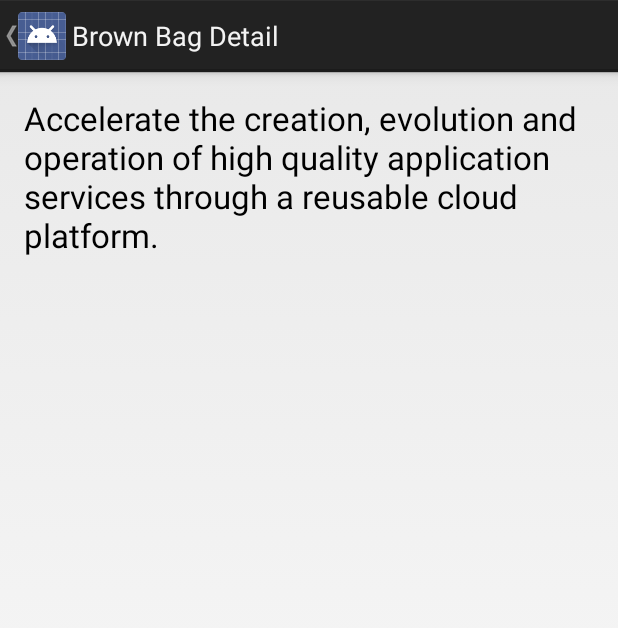
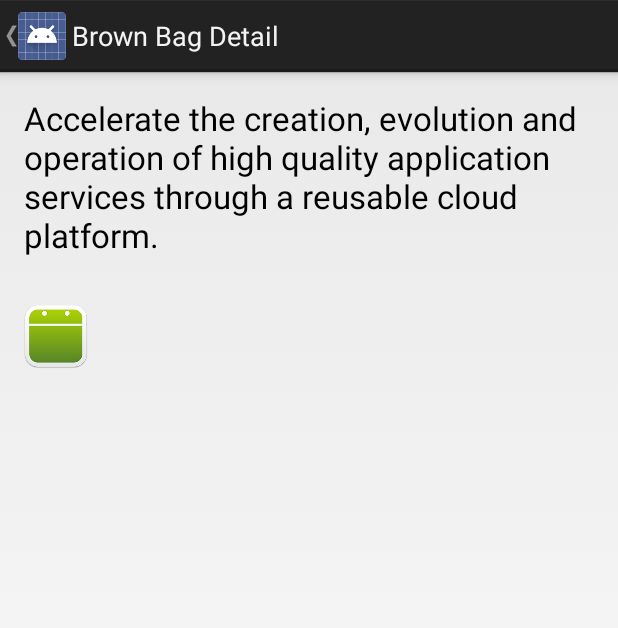
Before and after one commit to bart-blommaerts/android-workshop, an Android app: the screen it shows after launch (ItemDetailActivity), after a tap on "2. ES Service Platform", on a phone screen of 412 x 824 dp. Shown: the top 628 px of the screen. Run offline under Robolectric (Android 15) with nearby library versions, the phone set to English and light mode, and no system bars.

Commit message:
Added Image to ItemDetailFragment

```diff
--- a/Workshop/src/main/java/be/hp/workshop/ItemDetailFragment.java
+++ b/Workshop/src/main/java/be/hp/workshop/ItemDetailFragment.java
@@ -1,14 +1,17 @@
 package be.hp.workshop;
 
+import android.graphics.drawable.Drawable;
 import android.os.Bundle;
 import android.support.v4.app.Fragment;
 import android.view.LayoutInflater;
 import android.view.View;
 import android.view.ViewGroup;
+import android.widget.ImageView;
 import android.widget.TextView;
 
 import be.hp.workshop.data.model.BrownBag;
 import be.hp.workshop.data.model.BrownBagItems;
+import be.hp.workshop.util.HardcodedImages;
 
 /**
  * A fragment representing a single Item detail screen.
@@ -55,6 +58,9 @@ public class ItemDetailFragment extends Fragment {
         // Show the content as text in a TextView.
         if (mItem != null) {
             ((TextView) rootView.findViewById(R.id.item_detail)).setText(mItem.getContent());
+            Integer imageResourceId = HardcodedImages.getHardcodedImageList().get(mItem.getImageId());
+            Drawable imageDrawable = getResources().getDrawable(imageResourceId);
+            ((ImageView) rootView.findViewById(R.id.item_detail_image)).setImageDrawable(imageDrawable);
         }
 
         return rootView;
--- a/Workshop/src/main/java/be/hp/workshop/ItemListFragment.java
+++ b/Workshop/src/main/java/be/hp/workshop/ItemListFragment.java
@@ -11,13 +11,13 @@ import android.widget.SimpleAdapter;
 
 import java.util.ArrayList;
 import java.util.LinkedHashMap;
-import java.util.LinkedList;
 import java.util.List;
 import java.util.Map;
 
 import be.hp.workshop.data.model.BrownBag;
 import be.hp.workshop.data.model.BrownBagItems;
 import be.hp.workshop.data.service.BrownBagService;
+import be.hp.workshop.util.HardcodedImages;
 
 /**
  * A list fragment representing a list of Items. This fragment
@@ -162,7 +162,7 @@ public class ItemListFragment extends ListFragment {
 
         List<Map<String,String>> aList = new ArrayList<Map<String, String>>();
 
-        List<Integer> imageList = getHardcodedImageList();
+        List<Integer> imageList = HardcodedImages.getHardcodedImageList();
 
         for (BrownBag brownBag : BrownBagItems.ITEMS) {
             Map<String, String> hm = new LinkedHashMap<String, String>();
@@ -177,17 +177,4 @@ public class ItemListFragment extends ListFragment {
     private void getBrownBagContent() {
         brownBagService.findAll(getActivity().getBaseContext());
     }
-
-    // some hardcoded images from http://dryicons.com/free-icons/preview/colorful-stickers-part-5-icons-set/
-    private List<Integer> getHardcodedImageList() {
-        List<Integer> imageList = new LinkedList<Integer>();
-
-        imageList.add(0, R.drawable.box);
-        imageList.add(1, R.drawable.empty_calendar);
-        imageList.add(2, R.drawable.full_screen);
-        imageList.add(3, R.drawable.megaphone);
-        imageList.add(4, R.drawable.wired);
-
-        return imageList;
-    }
 }
--- /dev/null
+++ b/Workshop/src/main/java/be/hp/workshop/util/HardcodedImages.java
@@ -0,0 +1,25 @@
+package be.hp.workshop.util;
+
+import java.util.LinkedList;
+import java.util.List;
+
+import be.hp.workshop.R;
+
+/**
+ * Created by bart on 11/30/13.
+ */
+public class HardcodedImages {
+
+    // some hardcoded images from http://dryicons.com/free-icons/preview/colorful-stickers-part-5-icons-set/
+    public static List<Integer> getHardcodedImageList() {
+        List<Integer> imageList = new LinkedList<Integer>();
+
+        imageList.add(0, R.drawable.box);
+        imageList.add(1, R.drawable.empty_calendar);
+        imageList.add(2, R.drawable.full_screen);
+        imageList.add(3, R.drawable.megaphone);
+        imageList.add(4, R.drawable.wired);
+
+        return imageList;
+    }
+}
--- a/Workshop/src/main/res/layout/fragment_item_detail.xml
+++ b/Workshop/src/main/res/layout/fragment_item_detail.xml
@@ -1,9 +1,22 @@
-<TextView xmlns:android="http://schemas.android.com/apk/res/android"
+<LinearLayout xmlns:android="http://schemas.android.com/apk/res/android"
     xmlns:tools="http://schemas.android.com/tools"
-    android:id="@+id/item_detail"
-    style="?android:attr/textAppearanceLarge"
+    android:orientation="vertical"
     android:layout_width="match_parent"
     android:layout_height="match_parent"
-    android:padding="16dp"
-    android:textIsSelectable="true"
-    tools:context=".ItemDetailFragment" />
+    tools:context=".ItemDetailFragment">
+
+    <TextView
+        android:id="@+id/item_detail"
+        style="?android:attr/textAppearanceLarge"
+        android:layout_width="match_parent"
+        android:layout_height="wrap_content"
+        android:padding="16dp"
+        android:textIsSelectable="true"/>
+
+    <ImageView
+        android:id="@+id/item_detail_image"
+        android:layout_width="wrap_content"
+        android:layout_height="wrap_content"
+        android:padding="16dp"/>
+
+</LinearLayout>
```
Also changed, not shown: 1 other file.
